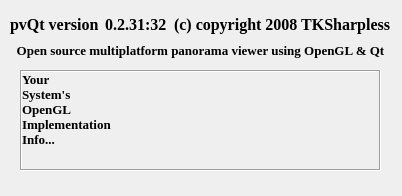
Qt form ui/About.ui (lazarus-pkgs/panini) before a commit.
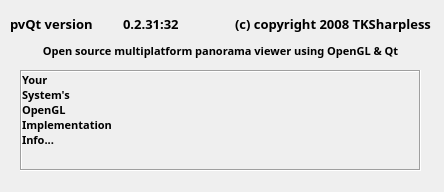
The same form after that commit.

Commit message: change About font to Lucida sans Unicode (must test on linux)

What changed in the file:
```diff
--- a/ui/About.ui
+++ b/ui/About.ui
@@ -5,8 +5,8 @@
    <rect>
     <x>0</x>
     <y>0</y>
-    <width>402</width>
-    <height>196</height>
+    <width>444</width>
+    <height>192</height>
    </rect>
   </property>
   <property name="windowTitle" >
@@ -20,14 +20,14 @@
     <rect>
      <x>20</x>
      <y>70</y>
-     <width>361</width>
+     <width>401</width>
      <height>101</height>
     </rect>
    </property>
    <property name="font" >
     <font>
-     <family>Times</family>
-     <pointsize>10</pointsize>
+     <family>Lucida Sans Unicode</family>
+     <pointsize>8</pointsize>
      <weight>75</weight>
      <bold>true</bold>
     </font>
@@ -63,14 +63,14 @@
     <rect>
      <x>10</x>
      <y>40</y>
-     <width>381</width>
+     <width>421</width>
      <height>21</height>
     </rect>
    </property>
    <property name="font" >
     <font>
-     <family>Times</family>
-     <pointsize>10</pointsize>
+     <family>Lucida Sans Unicode</family>
+     <pointsize>8</pointsize>
      <weight>75</weight>
      <bold>true</bold>
     </font>
@@ -87,7 +87,7 @@
     <rect>
      <x>10</x>
      <y>10</y>
-     <width>381</width>
+     <width>421</width>
      <height>28</height>
     </rect>
    </property>
@@ -96,8 +96,8 @@
      <widget class="QLabel" name="label" >
       <property name="font" >
        <font>
-        <family>Times</family>
-        <pointsize>12</pointsize>
+        <family>Lucida Sans Unicode</family>
+        <pointsize>10</pointsize>
         <weight>75</weight>
         <bold>true</bold>
        </font>
@@ -111,8 +111,8 @@
      <widget class="QLabel" name="VersionLabel" >
       <property name="font" >
        <font>
-        <family>Times</family>
-        <pointsize>12</pointsize>
+        <family>Lucida Sans Unicode</family>
+        <pointsize>10</pointsize>
         <weight>75</weight>
         <bold>true</bold>
        </font>
@@ -126,8 +126,8 @@
      <widget class="QLabel" name="label_2" >
       <property name="font" >
        <font>
-        <family>Times</family>
-        <pointsize>12</pointsize>
+        <family>Lucida Sans Unicode</family>
+        <pointsize>10</pointsize>
         <weight>75</weight>
         <bold>true</bold>
        </font>
```
